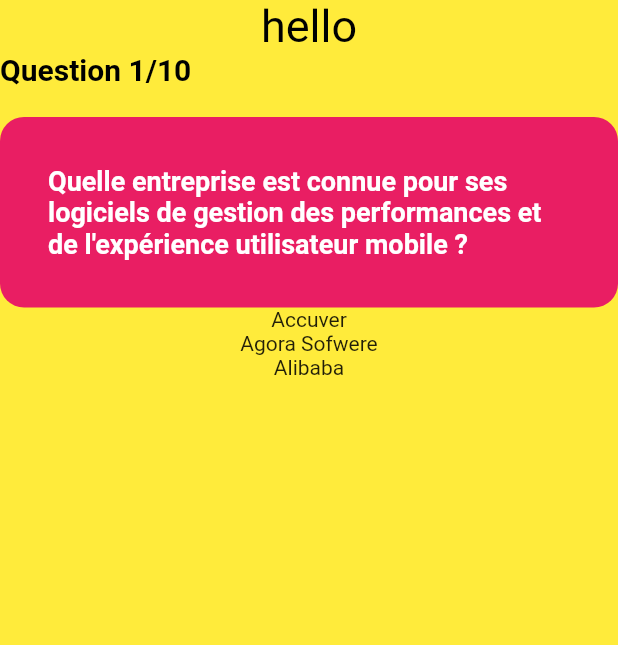
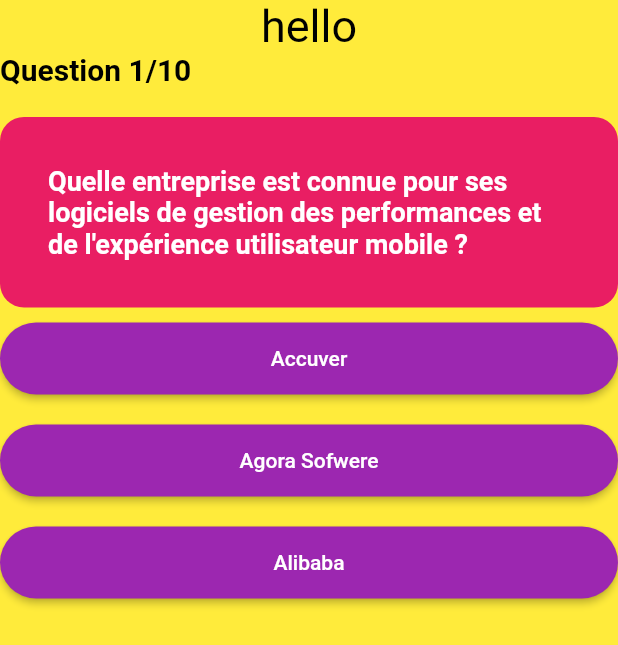
Before and after one commit to Mat0108/Vivatech-Front, a Flutter app: the screen it shows after launch, on a phone screen of 412 x 824 dp. Shown: the top 645 px of the screen. Run offline on Flutter 3.47's test engine with Material 2 defaults, Android fonts, the phone set to English and light mode, and no system bars.

Commit message:
answer button done

```diff
--- a/lib/pages/game_quiz_page.dart
+++ b/lib/pages/game_quiz_page.dart
@@ -39,7 +39,8 @@
       mainAxisAlignment: MainAxisAlignment.center,
       children: [
         Text(
-            "Question ${currentQuestionIndex + 1}/${questionList.length.toString()}",
+            "Question ${currentQuestionIndex + 1}/${questionList.length
+                .toString()}",
             style: TextStyle(
                 color: Colors.black,
                 fontSize: 20,
@@ -69,8 +70,35 @@
     return Column(
       children: questionList[currentQuestionIndex]
           .answersList
-          .map((e) => Text(e.answerText))
+          .map((e) => _answerButton(e))
           .toList(),
+    );
+  }
+
+  Widget _answerButton(Answer answer) {
+    bool isSelected = answer == selectedAnswer;
+    return Container(
+      width: double.infinity,
+      margin: EdgeInsets.symmetric(vertical: 10),
+      height: 48,
+      child: ElevatedButton(
+        child: Text(answer.answerText),
+        style: ElevatedButton.styleFrom(
+          shape: StadiumBorder(),
+          primary: isSelected?Colors.lightGreenAccent:Colors.purple,
+          onPrimary:isSelected?Colors.black: Colors.white
+
+        ),
+        onPressed:(){
+          if(selectedAnswer == null){
+            if(answer.isCorrect){
+              score++;
+            }
+          }
+          setState(() {
+            selectedAnswer = answer;
+          });
+        },),
     );
   }
 
```
